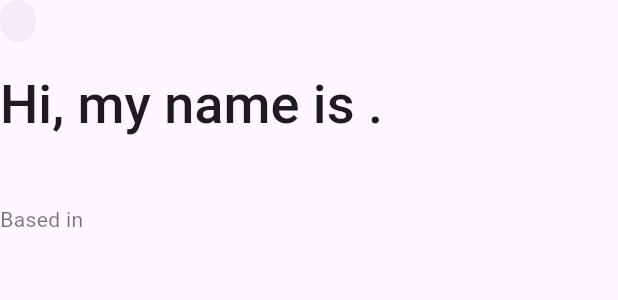
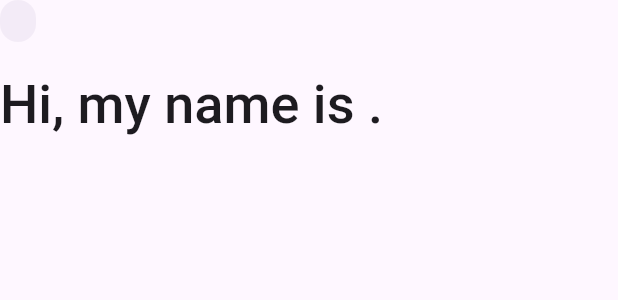
Before and after one commit to GAFAR007/myPFLO, a Flutter app: the _HeroTextBlock widget shown alone on an empty page, opened directly with empty values, on a phone screen of 412 x 824 dp. Shown: the top 300 px of the screen. Run offline on Flutter 3.47's test engine with Material 3 defaults, Android fonts, the phone set to English and light mode, and no system bars; our stand-ins replace file_picker, supabase_flutter, web; accounts and stored records are empty; statements that could not run were skipped.

Commit message:
minor adjustment

```diff
--- a/gafars_portfolio/lib/features/home/view/home_page.dart
+++ b/gafars_portfolio/lib/features/home/view/home_page.dart
@@ -21,7 +21,6 @@
     final colorScheme = Theme.of(context).colorScheme;
 
     return Scaffold(
-
       backgroundColor: colorScheme.surface.withOpacity(0.2),
       drawer: const HomeDrawer(), // 👈 NEW
       appBar: AppBar(
@@ -282,7 +281,7 @@
 
         // Location line
         Text(
-          'Based in $location',
+          ' $location',
           textAlign: isNarrow ? TextAlign.center : TextAlign.left,
           style: textTheme.bodyMedium?.copyWith(color: Colors.black54),
         ),
--- a/gafars_portfolio/lib/features/resume/view/resume_page.dart
+++ b/gafars_portfolio/lib/features/resume/view/resume_page.dart
@@ -228,7 +228,9 @@
             _InfoChip(label: 'MSc Business Management'),
             _InfoChip(label: 'Mobile Software Engineer'),
             _InfoChip(label: 'Flutter • React • Node'),
-            _InfoChip(label: 'UK-based'),
+            _InfoChip(label: '5+ Years Experience'),
+
+
           ],
         ),
 
@@ -238,7 +240,7 @@
         Text(
           '• Key projects in Flutter, React, and Node.js\n'
           '• Management and leadership experience\n'
-          '• Professional care and community engagement\n'
+
           '• Education, certifications, and core skills',
           style: textTheme.bodySmall,
         ),
```
